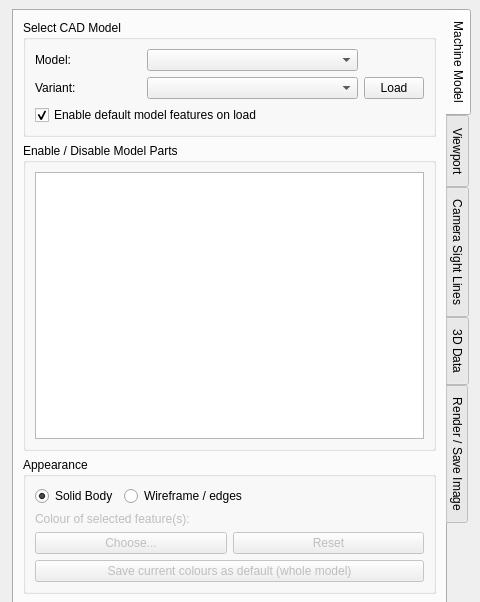
First picture: the form in calcam/gui/qt_designer_files/viewer.ui, repository euratom-software/calcam, before the edit; both pictures show x 470 to 950 and y 0 to 602 of the 950 by 703 pixel window.
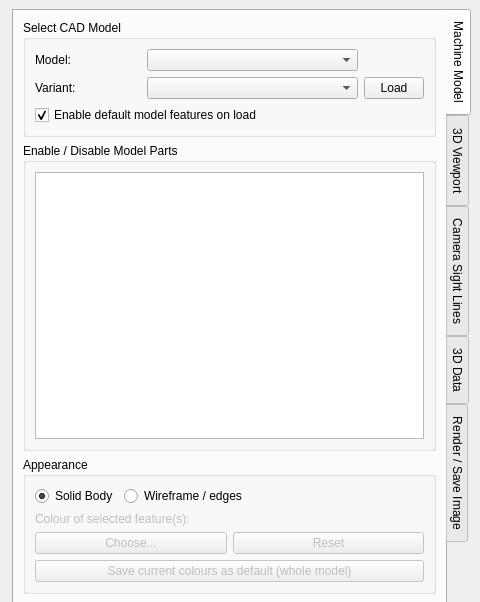
Second picture: the form after the edit.

Patch:
```diff
--- a/calcam/gui/qt_designer_files/viewer.ui
+++ b/calcam/gui/qt_designer_files/viewer.ui
@@ -369,7 +369,7 @@
       </widget>
       <widget class="QWidget" name="views_tab">
        <attribute name="title">
-        <string>Viewport</string>
+        <string>3D Viewport</string>
        </attribute>
        <layout class="QVBoxLayout" name="verticalLayout_3">
         <item>
```
